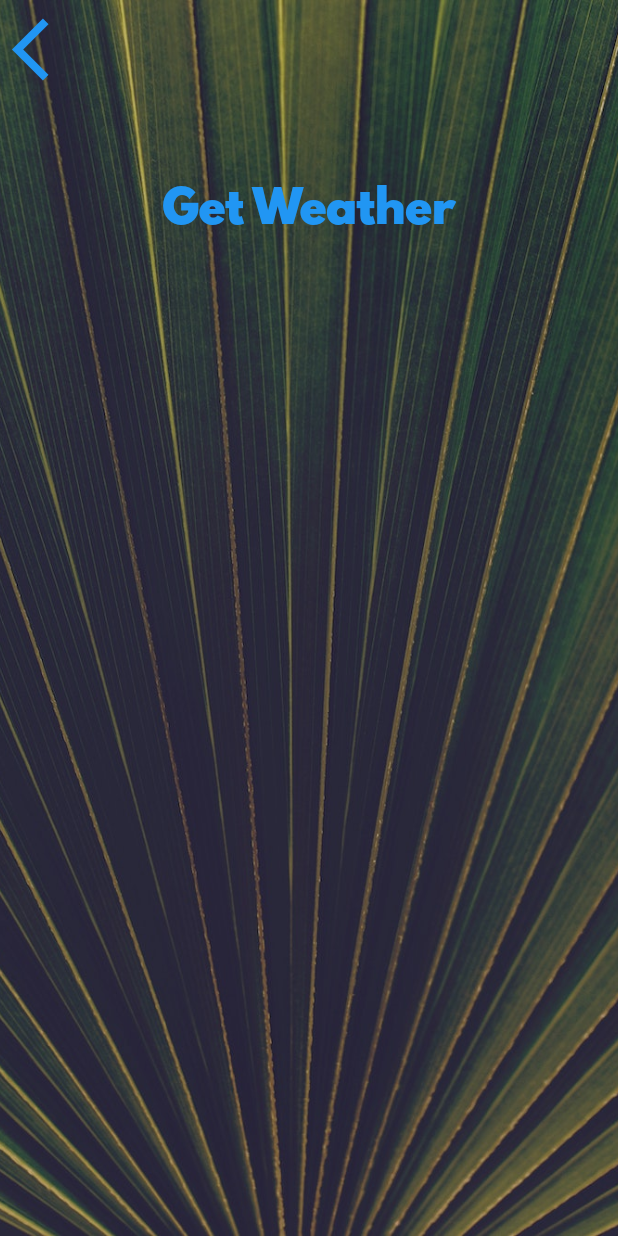
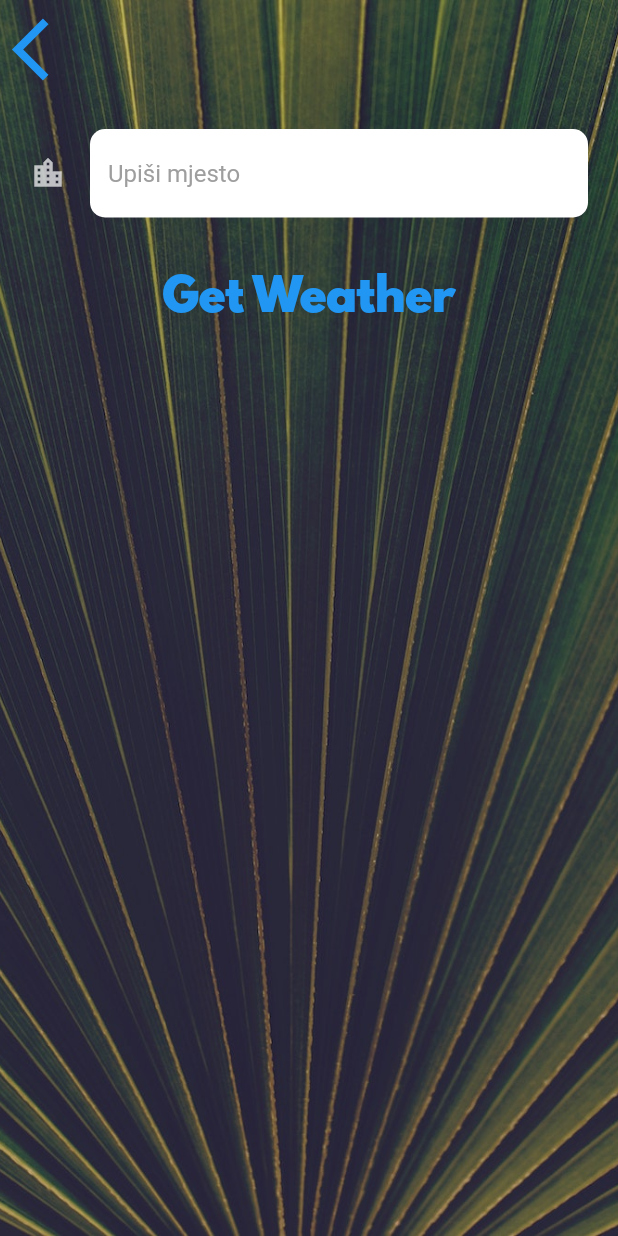
Before and after one commit to azemavdic/Weather_App_flutter, a Flutter app: the CityScreen screen opened directly, on a phone screen of 412 x 824 dp. Run offline on Flutter 3.47's test engine with Material 2 defaults, Android fonts, the phone set to English and light mode, and no system bars; our stand-ins replace flutter_spinkit, geolocator; network calls fail.

Commit message:
finished project

```diff
--- a/lib/screens/city_screen.dart
+++ b/lib/screens/city_screen.dart
@@ -7,6 +7,7 @@ class CityScreen extends StatefulWidget {
 }
 
 class _CityScreenState extends State<CityScreen> {
+  String cityName;
   @override
   Widget build(BuildContext context) {
     return Scaffold(
@@ -24,7 +25,9 @@ class _CityScreenState extends State<CityScreen> {
               Align(
                 alignment: Alignment.topLeft,
                 child: TextButton(
-                  onPressed: () {},
+                  onPressed: () {
+                    Navigator.pop(context);
+                  },
                   child: Icon(
                     Icons.arrow_back_ios,
                     size: 50.0,
@@ -33,10 +36,20 @@ class _CityScreenState extends State<CityScreen> {
               ),
               Container(
                 padding: EdgeInsets.all(20.0),
-                child: null,
+                child: TextField(
+                  style: TextStyle(
+                    color: Colors.black,
+                  ),
+                  decoration: kTextFieldInputDecoration,
+                  onChanged: (value) {
+                    cityName = value;
+                  },
+                ),
               ),
               TextButton(
-                onPressed: () {},
+                onPressed: () {
+                  Navigator.pop(context, cityName);
+                },
                 child: Text(
                   'Get Weather',
                   style: kButtonTextStyle,
--- a/lib/services/networking.dart
+++ b/lib/services/networking.dart
@@ -6,7 +6,7 @@ class NetworkHelper {
 
   final String url;
 
-  Future getData() async {
+  Future<dynamic> getData() async {
     http.Response response = await http.get(url);
     if (response.statusCode == 200) {
       String data = response.body;
--- a/lib/utilities/constants.dart
+++ b/lib/utilities/constants.dart
@@ -18,3 +18,21 @@ const kButtonTextStyle = TextStyle(
 const kConditionTextStyle = TextStyle(
   fontSize: 100.0,
 );
+
+const kTextFieldInputDecoration = InputDecoration(
+  icon: Icon(
+    Icons.location_city,
+  ),
+  filled: true,
+  fillColor: Colors.white,
+  hintStyle: TextStyle(
+    color: Colors.grey,
+  ),
+  hintText: 'Upiši mjesto',
+  border: OutlineInputBorder(
+    borderRadius: BorderRadius.all(
+      Radius.circular(10.0),
+    ),
+    borderSide: BorderSide.none,
+  ),
+);
```
Also changed, not shown: lib/screens/loading_screen.dart (+4 -16 lines), lib/screens/location_screen.dart (+51 -17 lines), lib/services/weather.dart (+25 -0 lines), 1 other file.
